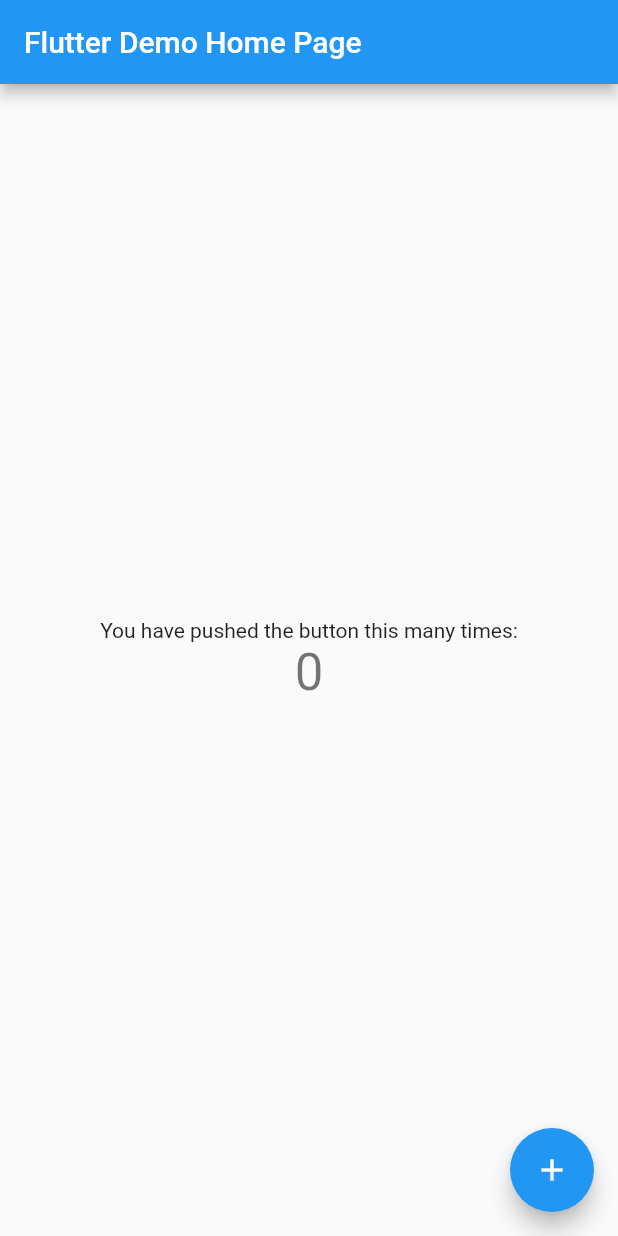
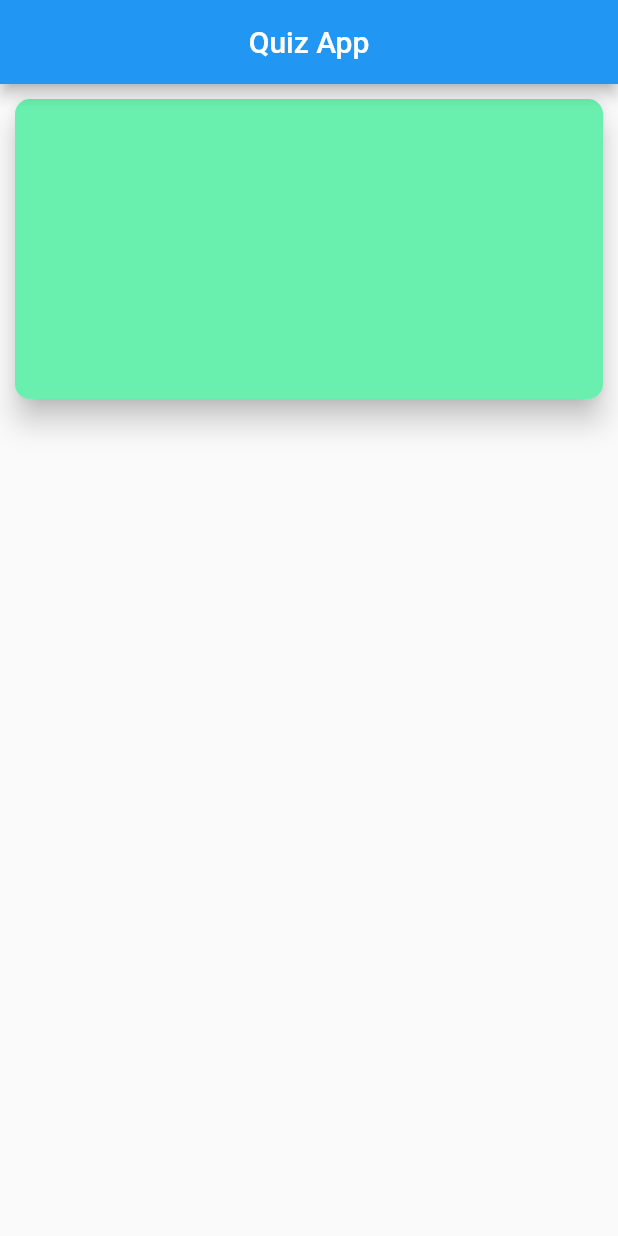
Before and after one commit to GDG-Hyderabad/FlutterBootcampQuizzer, a Flutter app: the screen it shows after launch, on a phone screen of 412 x 824 dp. Run offline on Flutter 3.47's test engine with Material 2 defaults, Android fonts, the phone set to English and light mode, and no system bars.

Commit message:
adding the card to quiz_hom_page

```diff
--- a/quiz_app/lib/main.dart
+++ b/quiz_app/lib/main.dart
@@ -1,110 +1,10 @@
 import 'package:flutter/material.dart';
+import 'package:quiz_app/quiz_home/ui/quiz_home_page.dart';
 
-void main() => runApp(MyApp());
-class MyApp extends StatelessWidget {
-  // This widget is the root of your application.
-  @override
-  Widget build(BuildContext context) {
-    return MaterialApp(
-      title: 'Flutter Demo',
-      theme: ThemeData(
-        // This is the theme of your application.
-        //
-        // Try running your application with "flutter run". You'll see the
-        // application has a blue toolbar. Then, without quitting the app, try
-        // changing the primarySwatch below to Colors.green and then invoke
-        // "hot reload" (press "r" in the console where you ran "flutter run",
-        // or simply save your changes to "hot reload" in a Flutter IDE).
-        // Notice that the counter didn't reset back to zero; the application
-        // is not restarted.
-        primarySwatch: Colors.blue,
-      ),
-      home: MyHomePage(title: 'Flutter Demo Home Page'),
-    );
+  void main() {
+  runApp(MaterialApp(
+
+    home: HomePage(),
+
+  ));
   }
-}
-
-class MyHomePage extends StatefulWidget {
-  MyHomePage({Key key, this.title}) : super(key: key);
-
-  // This widget is the home page of your application. It is stateful, meaning
-  // that it has a State object (defined below) that contains fields that affect
-  // how it looks.
-
-  // This class is the configuration for the state. It holds the values (in this
-  // case the title) provided by the parent (in this case the App widget) and
-  // used by the build method of the State. Fields in a Widget subclass are
-  // always marked "final".
-
-  final String title;
-
-  @override
-  _MyHomePageState createState() => _MyHomePageState();
-}
-
-class _MyHomePageState extends State<MyHomePage> {
-  int _counter = 0;
-
-  void _incrementCounter() {
-    setState(() {
-      // This call to setState tells the Flutter framework that something has
-      // changed in this State, which causes it to rerun the build method below
-      // so that the display can reflect the updated values. If we changed
-      // _counter without calling setState(), then the build method would not be
-      // called again, and so nothing would appear to happen.
-      _counter++;
-    });
-  }
-
-  @override
-  Widget build(BuildContext context) {
-    // This method is rerun every time setState is called, for instance as done
-    // by the _incrementCounter method above.
-    //
-    // The Flutter framework has been optimized to make rerunning build methods
-    // fast, so that you can just rebuild anything that needs updating rather
-    // than having to individually change instances of widgets.
-    return Scaffold(
-      appBar: AppBar(
-        // Here we take the value from the MyHomePage object that was created by
-        // the App.build method, and use it to set our appbar title.
-        title: Text(widget.title),
-      ),
-      body: Center(
-        // Center is a layout widget. It takes a single child and positions it
-        // in the middle of the parent.
-        child: Column(
-          // Column is also layout widget. It takes a list of children and
-          // arranges them vertically. By default, it sizes itself to fit its
-          // children horizontally, and tries to be as tall as its parent.
-          //
-          // Invoke "debug painting" (press "p" in the console, choose the
-          // "Toggle Debug Paint" action from the Flutter Inspector in Android
-          // Studio, or the "Toggle Debug Paint" command in Visual Studio Code)
-          // to see the wireframe for each widget.
-          //
-          // Column has various properties to control how it sizes itself and
-          // how it positions its children. Here we use mainAxisAlignment to
-          // center the children vertically; the main axis here is the vertical
-          // axis because Columns are vertical (the cross axis would be
-          // horizontal).
-          mainAxisAlignment: MainAxisAlignment.center,
-          children: <Widget>[
-            Text(
-              'You have pushed the button this many times:',
-            ),
-            Text(
-              '$_counter',
-              style: Theme.of(context).textTheme.display1,
-            ),
-          ],
-        ),
-      ),
-      floatingActionButton: FloatingActionButton(
-        onPressed: _incrementCounter,
-        tooltip: 'Increment',
-        child: Icon(Icons.add),
-      ), // This trailing comma makes auto-formatting nicer for build methods.
-    );
-  }
-}
--- a/quiz_app/lib/quiz_home/ui/quiz_home_page.dart
+++ b/quiz_app/lib/quiz_home/ui/quiz_home_page.dart
@@ -0,0 +1,41 @@
+import 'package:flutter/material.dart';
+
+
+class HomePage extends StatefulWidget {
+  @override
+  _HomePageState createState() => _HomePageState();
+}
+
+class _HomePageState extends State<HomePage> {
+  @override
+  Widget build(BuildContext context) {
+    return Scaffold(
+      appBar: AppBar(
+        title: Text("Quiz App"),
+        centerTitle: true,
+
+      ),
+      body: Container(
+        child: Column(
+          children: <Widget>[
+
+
+            Card(
+margin: EdgeInsets.all(10),
+              elevation: 8,
+              color: Colors.greenAccent,
+              shape: RoundedRectangleBorder(
+                  borderRadius: BorderRadius.circular(10)),
+              child: Container(
+
+                  width: double.infinity, height: 200)
+              ,
+            )
+          ],
+        ),
+
+
+      ),
+    );
+  }
+}
```
Also changed, not shown: 1 other file.
